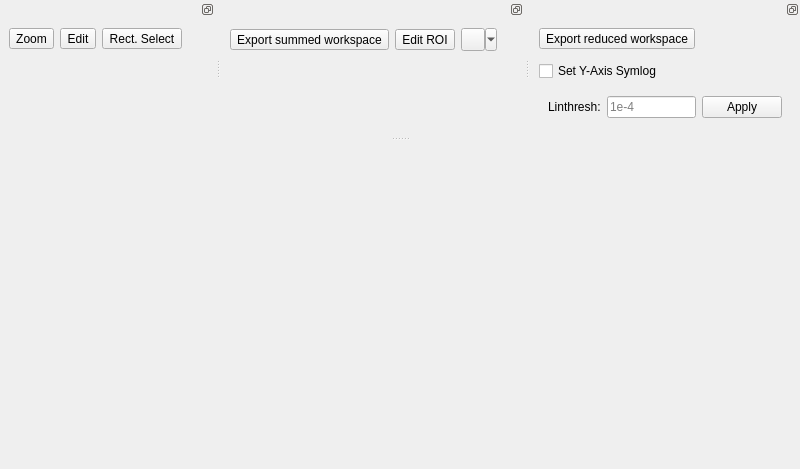
First picture: the form in qt/scientific_interfaces/ISISReflectometry/GUI/Preview/PreviewDockedWidgets.ui, repository mantidproject/mantid, before the edit.
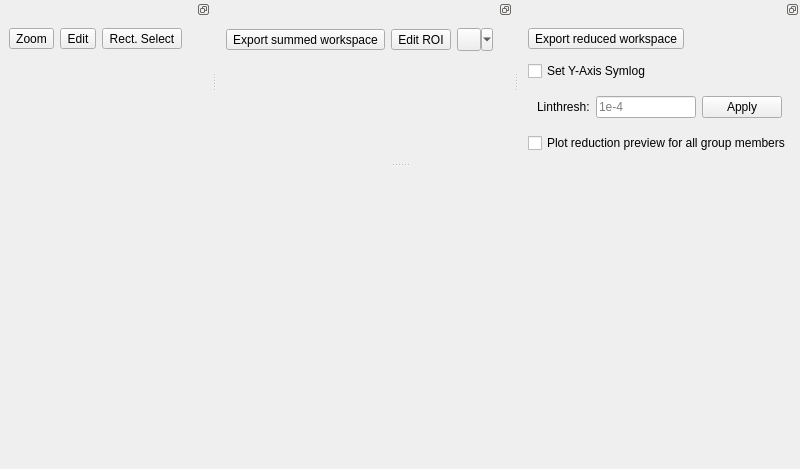
Second picture: the form after the edit. Custom widgets are drawn as their Qt base class.

Commit message: Plot all reflectometry preview group members

What changed in the file:
```diff
--- a/qt/scientific_interfaces/ISISReflectometry/GUI/Preview/PreviewDockedWidgets.ui
+++ b/qt/scientific_interfaces/ISISReflectometry/GUI/Preview/PreviewDockedWidgets.ui
@@ -249,6 +249,16 @@
                         </layout>
                     </widget>
                 </item>
+                <item>
+                    <widget class="QCheckBox" name="plot_all_group_members_checkbox">
+                        <property name="visible">
+                            <bool>false</bool>
+                        </property>
+                        <property name="text">
+                            <string>Plot reduction preview for all group members</string>
+                        </property>
+                    </widget>
+                </item>
             </layout>
         </item>
       </layout>
```
The commit also changes 12 other files.
